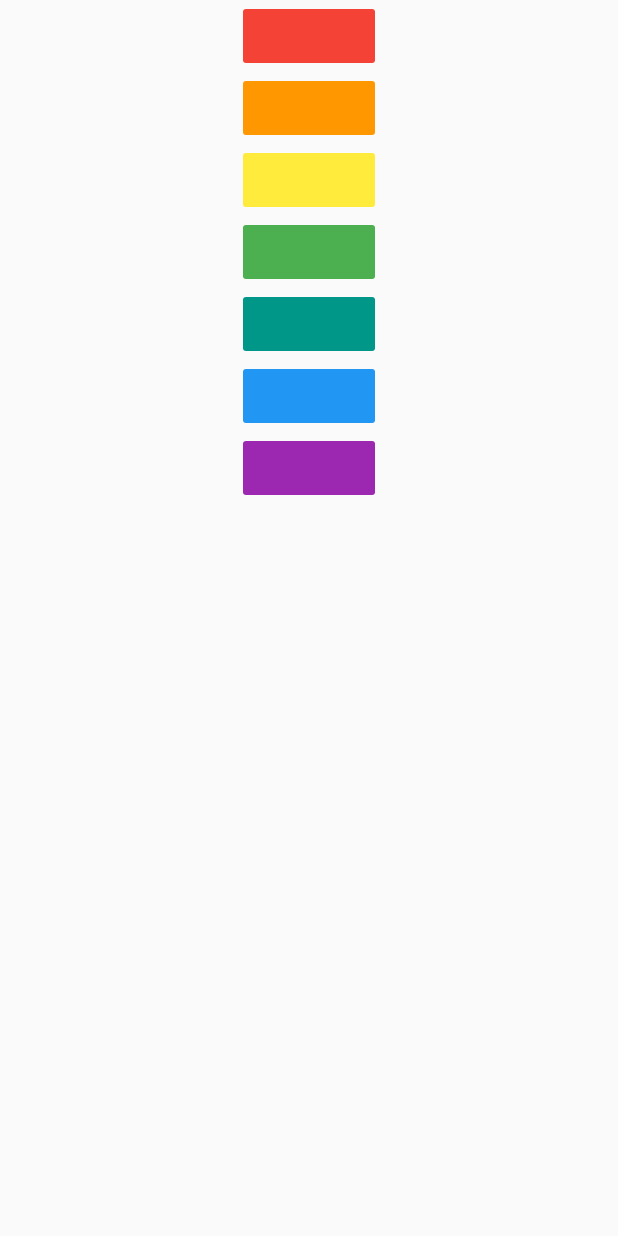
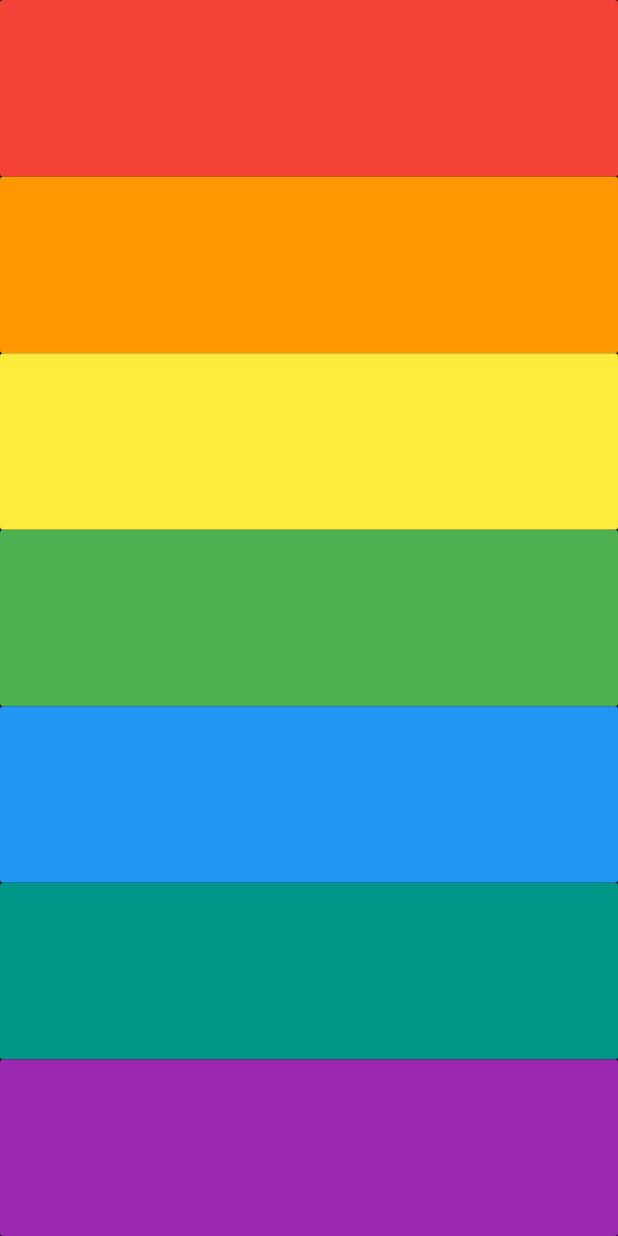
Before and after one commit to studykimkim/flutter, a Flutter app: the screen it shows after launch, on a phone screen of 412 x 824 dp. Run offline on Flutter 3.47's test engine with Material 2 defaults, Android fonts, the phone set to English and light mode, and no system bars; our stand-ins replace audioplayers, sqflite; accounts and stored records are empty.

Commit message:
xylophone : complete

```diff
--- a/xylophone2/lib/main.dart
+++ b/xylophone2/lib/main.dart
@@ -10,58 +10,34 @@ class XylophoneApp extends StatelessWidget {
     final player = AudioCache();
     player.play('note$soundNumber.wav');
   }
+
+  Expanded buildKey({Color color , int soundNumber}){
+    return Expanded(
+      child: FlatButton(
+        color: color,
+        onPressed: () {
+          playSound(soundNumber);
+        },
+      ),
+    );
+  }
   @override
   Widget build(BuildContext context) {
     return MaterialApp(
       home: Scaffold(
+        backgroundColor: Colors.black,
         body: SafeArea(
-          child: Center(
-            child: Column(
-              children: [
-                FlatButton(
-                  color: Colors.red,
-                  onPressed: () {
-                    playSound(1);
-                  },
-                ),
-                FlatButton(
-                  color: Colors.orange,
-                  onPressed: () {
-                    playSound(2);
-                  },
-                ),
-                FlatButton(
-                  color: Colors.yellow,
-                  onPressed: () {
-                    playSound(3);
-                  },
-                ),
-                FlatButton(
-                  color: Colors.green,
-                  onPressed: () {
-                    playSound(4);
-                  },
-                ),
-                FlatButton(
-                  color: Colors.teal,
-                  onPressed: () {
-                    playSound(5);
-                  },
-                ),
-                FlatButton(
-                  color: Colors.blue,
-                  onPressed: () {
-                    playSound(6);
-                  },
-                ),
-                FlatButton(
-                  color: Colors.purple,
-                  onPressed: () {
-                    playSound(7);
-                  },
-                ),
-              ],
-            ),
+          child: Column(
+            crossAxisAlignment: CrossAxisAlignment.stretch,
+            children: <Widget>[
+              buildKey(color : Colors.red, soundNumber :1),
+              buildKey(color : Colors.orange, soundNumber :2),
+              buildKey(color : Colors.yellow, soundNumber :3),
+              buildKey(color : Colors.green, soundNumber :4),
+              buildKey(color : Colors.blue, soundNumber :5),
+              buildKey(color : Colors.teal, soundNumber :6),
+              buildKey(color : Colors.purple, soundNumber :7),
+            ],
           ),
         ),
       ),
```
